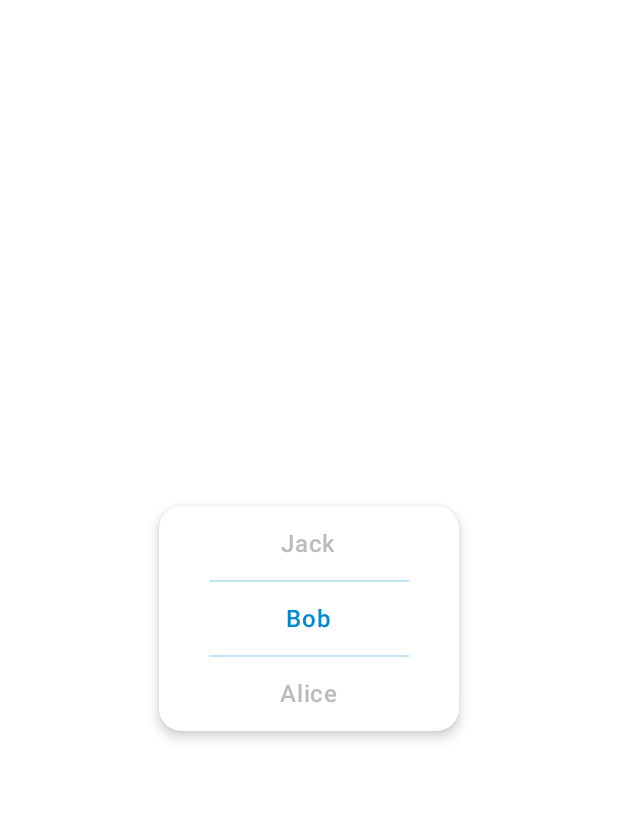
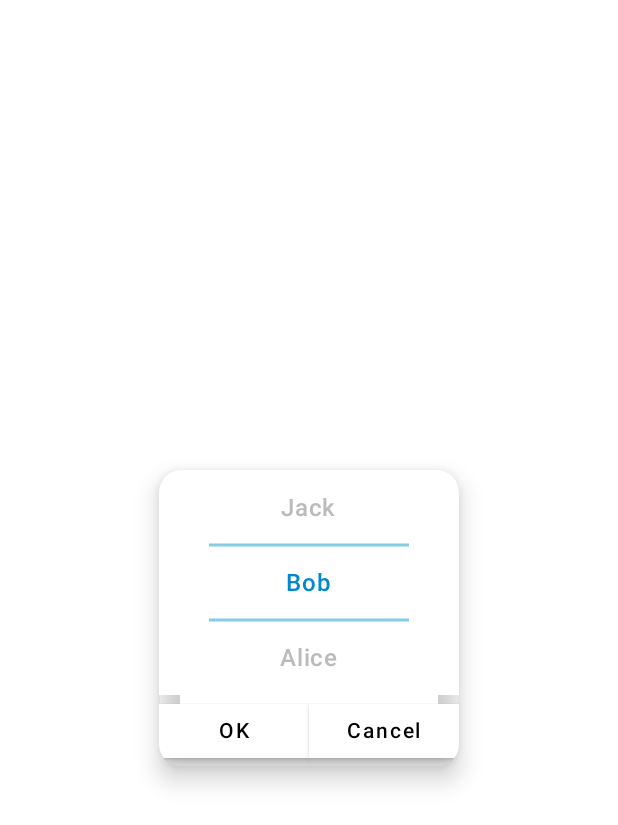
Before and after one commit to RugerMcCarthy/ScrollableSelectLayout, an Android app built with Jetpack Compose: the screen it shows after launch (MainActivity), on a phone screen of 412 x 824 dp. Shown: the top 825 px of the screen. Run offline under Robolectric (Android 15) with nearby library versions, the phone set to English and light mode, and no system bars.

```diff
--- a/app/src/main/java/edu/bupt/composestudy/MainActivity.kt
+++ b/app/src/main/java/edu/bupt/composestudy/MainActivity.kt
@@ -92,7 +92,11 @@ class MainActivity: AppCompatActivity() {
             Box(Modifier.fillMaxSize(),
                 contentAlignment = Alignment.Center
             ) {
-                SlideSelectBarLayout(items) {
+                SlideSelectBarLayout(items,
+                    onSuccess = {
+                        Log.d("gzz", "$it")
+                    }
+                ) {
                     Text(
                         text = it.text,
                         color = if (it.selected) Color(0xff0288ce) else Color(0xffbbbbbb),
--- a/app/src/main/java/edu/bupt/composestudy/SlideBarSelectLayout.kt
+++ b/app/src/main/java/edu/bupt/composestudy/SlideBarSelectLayout.kt
@@ -1,6 +1,7 @@
 package edu.bupt.composestudy
 
 import android.util.Log
+import androidx.compose.foundation.background
 import androidx.compose.foundation.gestures.Orientation
 import androidx.compose.foundation.layout.Box
 import androidx.compose.foundation.layout.Column
@@ -12,11 +13,15 @@ import androidx.compose.foundation.layout.height
 import androidx.compose.foundation.layout.offset
 import androidx.compose.foundation.layout.width
 import androidx.compose.foundation.shape.RoundedCornerShape
+import androidx.compose.material.Button
+import androidx.compose.material.ButtonDefaults
 import androidx.compose.material.ExperimentalMaterialApi
 import androidx.compose.material.FractionalThreshold
 import androidx.compose.material.MaterialTheme
+import androidx.compose.material.OutlinedButton
 import androidx.compose.material.Surface
 import androidx.compose.material.Text
+import androidx.compose.material.TextButton
 import androidx.compose.material.rememberSwipeableState
 import androidx.compose.material.swipeable
 import androidx.compose.runtime.Composable
@@ -26,9 +31,12 @@ import androidx.compose.runtime.remember
 import androidx.compose.runtime.setValue
 import androidx.compose.ui.Alignment
 import androidx.compose.ui.Modifier
+import androidx.compose.ui.draw.drawBehind
 import androidx.compose.ui.draw.drawWithContent
+import androidx.compose.ui.draw.shadow
 import androidx.compose.ui.geometry.Offset
 import androidx.compose.ui.graphics.Color
+import androidx.compose.ui.graphics.drawscope.Stroke
 import androidx.compose.ui.layout.Layout
 import androidx.compose.ui.layout.Measurable
 import androidx.compose.ui.layout.MeasurePolicy
@@ -73,7 +81,6 @@ private fun SlideSelectBarColumn(modifier: Modifier = Modifier, content: @Compos
                             placeable ->
                         var currentX = (constraints.maxWidth - placeable.width) / 2
                         placeable.placeRelative(x = currentX, y = currentY)
-                        Log.d("gzz","placeable: ${currentX} and ${currentY}")
                         currentY += placeable.height
                     }
                 }
@@ -85,7 +92,7 @@ private fun SlideSelectBarColumn(modifier: Modifier = Modifier, content: @Compos
 
 @ExperimentalMaterialApi
 @Composable
-fun <E: SlideSelectBarColumnItem> SlideSelectBarLayout(items: List<E>, content: @Composable RowScope.(E) -> Unit) {
+fun <E: SlideSelectBarColumnItem> SlideSelectBarLayout(items: List<E>, onSuccess: (selectedIndex: Int) -> Unit, onFail: () -> Unit = {},content: @Composable RowScope.(E) -> Unit) {
     var itemWidth = 200.dp
     var itemWidthPx = with(LocalDensity.current) {
         itemWidth.toPx()
@@ -107,9 +114,15 @@ fun <E: SlideSelectBarColumnItem> SlideSelectBarLayout(items: List<E>, content:
         midItemIndexStart = it
         true
     }
+    Column(
+        Modifier
+            .width(200.dp)
+            .shadow(
+                elevation = 10.dp,
+                shape = RoundedCornerShape(15.dp)
+            )
+    ) {
         Surface(
-        elevation = 5.dp,
-        shape = RoundedCornerShape(15.dp),
             modifier = Modifier
                 .width(200.dp)
                 .height(itemHeight * 3)
@@ -126,12 +139,14 @@ fun <E: SlideSelectBarColumnItem> SlideSelectBarLayout(items: List<E>, content:
                     drawLine(
                         color = Color(0xff83cde6),
                         start = Offset(itemWidthPx * (1 / 6f), itemHeightPx),
-                    end = Offset(itemWidthPx * (5 / 6f), itemHeightPx)
+                        end = Offset(itemWidthPx * (5 / 6f), itemHeightPx),
+                        strokeWidth = 3f
                     )
                     drawLine(
                         color = Color(0xff83cde6),
                         start = Offset(itemWidthPx * (1 / 6f), itemHeightPx * 2),
-                    end = Offset(itemWidthPx * (5 / 6f), itemHeightPx * 2)
+                        end = Offset(itemWidthPx * (5 / 6f), itemHeightPx * 2),
+                        strokeWidth = 3f
                     )
                 }
         ) {
@@ -139,7 +154,10 @@ fun <E: SlideSelectBarColumnItem> SlideSelectBarLayout(items: List<E>, content:
                 Modifier
                     .fillMaxSize()
                     .layout { measurable, constraints ->
-                    var newConstraints = Constraints(minWidth = constraints.minWidth, maxWidth = constraints.maxWidth)
+                        var newConstraints = Constraints(
+                            minWidth = constraints.minWidth,
+                            maxWidth = constraints.maxWidth
+                        )
                         var placeable = measurable.measure(newConstraints)
                         var currentY = placeable.height / 2 - (itemHeightPx * 1.5).toInt()
                         layout(placeable.width, placeable.height) {
@@ -170,6 +188,34 @@ fun <E: SlideSelectBarColumnItem> SlideSelectBarLayout(items: List<E>, content:
                 )
             }
         }
+        Row(
+            Modifier
+                .fillMaxWidth()
+        ) {
+            Button(
+                colors = ButtonDefaults.buttonColors(backgroundColor = Color.White),
+                modifier = Modifier
+                    .weight(1f),
+                shape = RoundedCornerShape(0),
+                onClick = {
+                    onSuccess(midItemIndexStart + 1)
+                }
+            ) {
+                Text("OK")
+            }
+            Button(
+                colors = ButtonDefaults.buttonColors(backgroundColor = Color.White),
+                shape = RoundedCornerShape(0),
+                modifier = Modifier
+                    .weight(1f),
+                onClick = {
+                    onFail()
+                }
+            ) {
+                Text("Cancel")
+            }
+        }
+    }
 }
 
 @ExperimentalMaterialApi
@@ -190,7 +236,11 @@ fun ScrollSelectColumnPreview() {
     Box(Modifier.fillMaxSize(),
         contentAlignment = Alignment.Center
     ) {
-        SlideSelectBarLayout(items) {
+        SlideSelectBarLayout(items,
+            onSuccess = {
+                Log.d("gzz", "$it")
+            }
+        ) {
             Text(
                 text = it.text,
                 color = if (it.selected) Color(0xff0288ce) else Color(0xffbbbbbb),
--- a/settings.gradle
+++ b/settings.gradle
@@ -6,5 +6,5 @@ dependencyResolutionManagement {
         jcenter() // Warning: this repository is going to shut down soon
     }
 }
-rootProject.name = "ComposeStudy"
+rootProject.name = "BasicWidgetCollection"
 include ':app'
```
Also changed, not shown: app/src/main/java/edu/bupt/composestudy/MirrorLayout.kt (added, +223 -0 lines), app/src/main/res/drawable-v24/countdown_start.png (added), app/src/main/res/drawable-v24/countdown_stop.png (added), 3 other files. Lines whose indentation alone changed are shown as unchanged.
